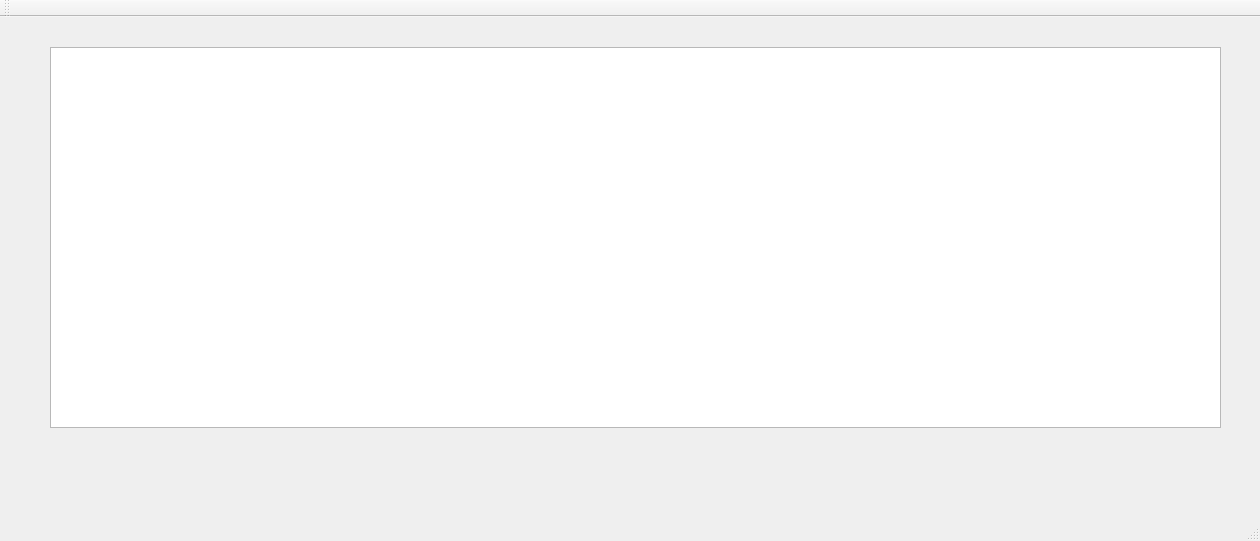
The window that Qt_OpenCV.ui (reddote/Qt_VideoEditor_OpenCV) describes before a commit, drawn with Qt 5.
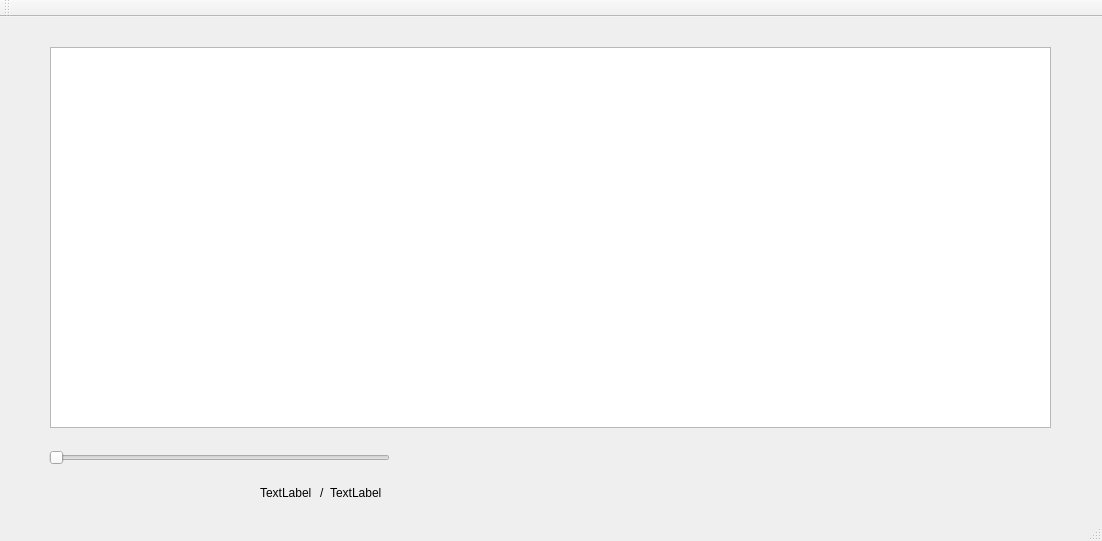
The same window after the commit.

Commit message: video timer and timer slider is added

What changed in the file:
```diff
--- a/Qt_OpenCV.ui
+++ b/Qt_OpenCV.ui
@@ -6,7 +6,7 @@
    <rect>
     <x>0</x>
     <y>0</y>
-    <width>1260</width>
+    <width>1102</width>
     <height>541</height>
    </rect>
   </property>
@@ -19,11 +19,69 @@
      <rect>
       <x>50</x>
       <y>30</y>
-      <width>1171</width>
+      <width>1001</width>
       <height>381</height>
      </rect>
     </property>
    </widget>
+   <widget class="QSlider" name="videoTimeSlider">
+    <property name="geometry">
+     <rect>
+      <x>49</x>
+      <y>430</y>
+      <width>341</width>
+      <height>22</height>
+     </rect>
+    </property>
+    <property name="maximum">
+     <number>100</number>
+    </property>
+    <property name="value">
+     <number>0</number>
+    </property>
+    <property name="orientation">
+     <enum>Qt::Horizontal</enum>
+    </property>
+   </widget>
+   <widget class="QLabel" name="currentTime">
+    <property name="geometry">
+     <rect>
+      <x>260</x>
+      <y>460</y>
+      <width>61</width>
+      <height>31</height>
+     </rect>
+    </property>
+    <property name="text">
+     <string>TextLabel</string>
+    </property>
+   </widget>
+   <widget class="QLabel" name="label_2">
+    <property name="geometry">
+     <rect>
+      <x>320</x>
+      <y>460</y>
+      <width>61</width>
+      <height>31</height>
+     </rect>
+    </property>
+    <property name="text">
+     <string>/</string>
+    </property>
+   </widget>
+   <widget class="QLabel" name="totalTime">
+    <property name="geometry">
+     <rect>
+      <x>330</x>
+      <y>460</y>
+      <width>61</width>
+      <height>31</height>
+     </rect>
+    </property>
+    <property name="text">
+     <string>TextLabel</string>
+    </property>
+   </widget>
   </widget>
   <widget class="QMenuBar" name="menuBar">
    <property name="geometry">
```
Left out of the diff: 2 changed lines with no effect on the pictures. The commit also changes 7 other files.
